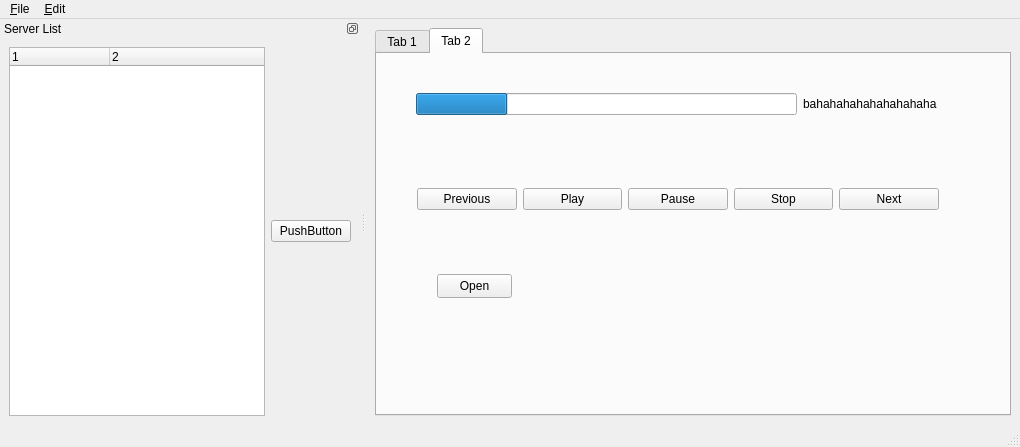
Qt form src/qt-client/MainWindow.ui (dgeelen/dmplayer) before a commit.
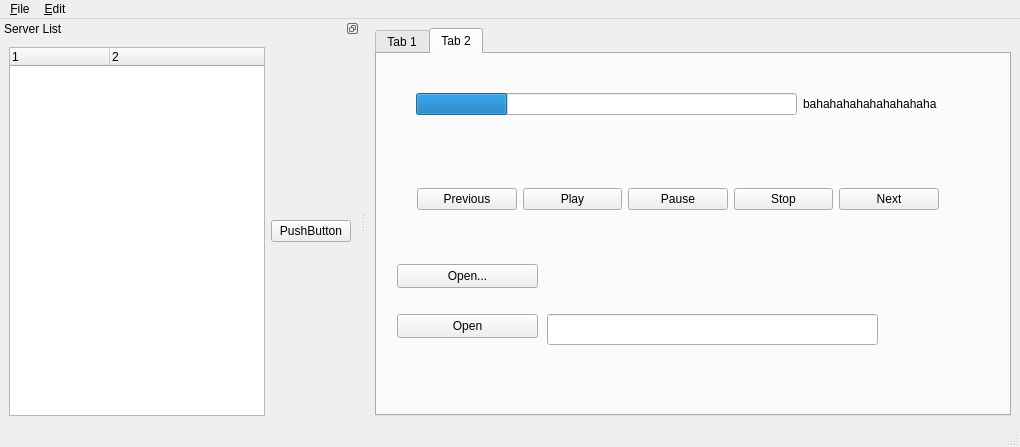
The same form after that commit. Icons and pictures are not drawn.

Commit message: Add open anything button/edit to gui to open url's.

Diff of the .ui file:
```diff
--- a/src/qt-client/MainWindow.ui
+++ b/src/qt-client/MainWindow.ui
@@ -110,14 +110,14 @@
          <widget class="QPushButton" name="OpenButton" >
           <property name="geometry" >
            <rect>
-            <x>60</x>
-            <y>220</y>
-            <width>75</width>
+            <x>20</x>
+            <y>210</y>
+            <width>141</width>
             <height>24</height>
            </rect>
           </property>
           <property name="text" >
-           <string>Open</string>
+           <string>Open...</string>
           </property>
          </widget>
          <widget class="QWidget" name="horizontalLayout_2" >
@@ -155,6 +155,29 @@
            </item>
           </layout>
          </widget>
+         <widget class="QPushButton" name="OpenEditButton" >
+          <property name="geometry" >
+           <rect>
+            <x>20</x>
+            <y>260</y>
+            <width>141</width>
+            <height>24</height>
+           </rect>
+          </property>
+          <property name="text" >
+           <string>Open</string>
+          </property>
+         </widget>
+         <widget class="QLineEdit" name="lineEdit" >
+          <property name="geometry" >
+           <rect>
+            <x>170</x>
+            <y>260</y>
+            <width>331</width>
+            <height>31</height>
+           </rect>
+          </property>
+         </widget>
         </widget>
        </widget>
       </item>
```
Left out of the diff: 16 changed lines with no effect on the pictures. The commit also changes 2 other files.
